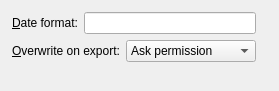
First picture: the form in src/frontends/qt4/ui/PrefOutputUi.ui, repository rpavlik/lyx-lucid-backport, before the edit.
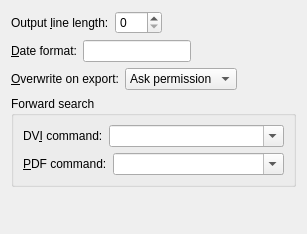
Second picture: the form after the edit.

```diff
--- a/src/frontends/qt4/ui/PrefOutputUi.ui
+++ b/src/frontends/qt4/ui/PrefOutputUi.ui
@@ -1,63 +1,66 @@
 <ui version="4.0">
  <class>PrefOutputUi</class>
- <widget class="QWidget" name="PrefOutputUi">
-  <property name="geometry">
+ <widget class="QWidget" name="PrefOutputUi" >
+  <property name="geometry" >
    <rect>
     <x>0</x>
     <y>0</y>
-    <width>279</width>
-    <height>91</height>
+    <width>307</width>
+    <height>234</height>
    </rect>
   </property>
-  <property name="sizePolicy">
-   <sizepolicy>
-    <hsizetype>7</hsizetype>
-    <vsizetype>0</vsizetype>
-    <horstretch>0</horstretch>
-    <verstretch>0</verstretch>
-   </sizepolicy>
-  </property>
-  <property name="windowTitle">
+  <property name="windowTitle" >
    <string/>
   </property>
-  <widget class="QWidget" name="layoutWidget">
-   <property name="geometry">
-    <rect>
-     <x>12</x>
-     <y>12</y>
-     <width>244</width>
-     <height>78</height>
-    </rect>
-   </property>
-   <layout class="QVBoxLayout">
-    <property name="spacing">
-     <number>6</number>
-    </property>
-    <property name="sizeConstraint">
-     <enum>QLayout::SetMinimumSize</enum>
-    </property>
-    <property name="margin">
-     <number>0</number>
-    </property>
+  <layout class="QVBoxLayout" name="verticalLayout_2" >
     <item>
-     <layout class="QHBoxLayout">
-      <property name="spacing">
-       <number>6</number>
-      </property>
-      <property name="margin">
-       <number>0</number>
-      </property>
+    <layout class="QHBoxLayout" name="horizontalLayout_2" >
+     <item>
+      <widget class="QLabel" name="plaintextLinelengthLA" >
+       <property name="text" >
+        <string>Output &amp;line length:</string>
+       </property>
+       <property name="buddy" >
+        <cstring>plaintextLinelengthSB</cstring>
+       </property>
+      </widget>
+     </item>
       <item>
-       <widget class="QLabel" name="DateLA">
-        <property name="sizePolicy">
-         <sizepolicy>
-          <hsizetype>5</hsizetype>
-          <vsizetype>5</vsizetype>
+      <widget class="QSpinBox" name="plaintextLinelengthSB" >
+       <property name="sizePolicy" >
+        <sizepolicy vsizetype="Fixed" hsizetype="Fixed" >
           <horstretch>0</horstretch>
           <verstretch>0</verstretch>
          </sizepolicy>
         </property>
-        <property name="text">
+       <property name="toolTip" >
+        <string>The maximum line length of exported plain text/LaTeX/SGML files. If set to 0, paragraphs are output in a single line; if the line length is > 0, paragraphs are separated by a blank line.</string>
+       </property>
+       <property name="maximum" >
+        <number>120</number>
+       </property>
+      </widget>
+     </item>
+     <item>
+      <spacer name="horizontalSpacer_2" >
+       <property name="orientation" >
+        <enum>Qt::Horizontal</enum>
+       </property>
+       <property name="sizeHint" stdset="0" >
+        <size>
+         <width>40</width>
+         <height>20</height>
+        </size>
+       </property>
+      </spacer>
+     </item>
+    </layout>
+   </item>
+   <item>
+    <layout class="QHBoxLayout" name="horizontalLayout" >
+     <item>
+      <widget class="QLabel" name="DateLA" >
+       <property name="text" >
          <string>&amp;Date format:</string>
         </property>
         <property name="buddy">
@@ -66,32 +69,37 @@
        </widget>
       </item>
       <item>
-       <widget class="QLineEdit" name="DateED">
-        <property name="toolTip">
+      <widget class="QLineEdit" name="DateED" >
+       <property name="sizePolicy" >
+        <sizepolicy vsizetype="Fixed" hsizetype="Fixed" >
+         <horstretch>0</horstretch>
+         <verstretch>0</verstretch>
+        </sizepolicy>
+       </property>
+       <property name="toolTip" >
          <string>Date format for strftime output</string>
         </property>
        </widget>
       </item>
+     <item>
+      <spacer name="horizontalSpacer" >
+       <property name="orientation" >
+        <enum>Qt::Horizontal</enum>
+       </property>
+       <property name="sizeHint" stdset="0" >
+        <size>
+         <width>40</width>
+         <height>20</height>
+        </size>
+       </property>
+      </spacer>
+     </item>
      </layout>
     </item>
     <item>
-     <layout class="QHBoxLayout">
-      <property name="spacing">
-       <number>6</number>
-      </property>
-      <property name="margin">
-       <number>0</number>
-      </property>
+    <layout class="QHBoxLayout" name="horizontalLayout_4">
       <item>
-       <widget class="QLabel" name="label">
-        <property name="sizePolicy">
-         <sizepolicy>
-          <hsizetype>5</hsizetype>
-          <vsizetype>5</vsizetype>
-          <horstretch>0</horstretch>
-          <verstretch>0</verstretch>
-         </sizepolicy>
-        </property>
+      <widget class="QLabel" name="label_3">
         <property name="text">
          <string>&amp;Overwrite on export:</string>
         </property>
@@ -102,17 +110,6 @@
       </item>
       <item>
        <widget class="QComboBox" name="overwriteCO">
-        <property name="sizePolicy">
-         <sizepolicy>
-          <hsizetype>7</hsizetype>
-          <vsizetype>0</vsizetype>
-          <horstretch>0</horstretch>
-          <verstretch>0</verstretch>
-         </sizepolicy>
-        </property>
-        <property name="toolTip">
-         <string>What to do when existing files are going to be overwritten on export.</string>
-        </property>
         <item>
          <property name="text">
           <string>Ask permission</string>
@@ -128,28 +125,127 @@
           <string>All files</string>
          </property>
         </item>
-       </widget>
-      </item>
-     </layout>
-    </item>
+       <property name="toolTip" >
+        <string>What to do when existing files are going to be overwritten on export.</string>
+       </property>
+      </widget>
+     </item>
     <item>
-     <spacer>
+      <spacer name="horizontalSpacer_3">
       <property name="orientation">
-       <enum>Qt::Vertical</enum>
-      </property>
-      <property name="sizeType">
-       <enum>QSizePolicy::Expanding</enum>
+        <enum>Qt::Horizontal</enum>
       </property>
       <property name="sizeHint" stdset="0">
        <size>
+         <width>40</width>
+         <height>20</height>
+        </size>
+       </property>
+      </spacer>
+     </item>
+    </layout>
+   </item>
+   <item>
+    <widget class="QGroupBox" name="groupBox" >
+     <property name="title" >
+      <string>Forward search</string>
+     </property>
+     <property name="flat" >
+      <bool>true</bool>
+     </property>
+     <property name="checkable" >
+      <bool>false</bool>
+     </property>
+     <layout class="QVBoxLayout" name="verticalLayout" >
+      <item>
+       <layout class="QHBoxLayout" name="horizontalLayout_3" >
+        <item>
+         <widget class="QLabel" name="label" >
+          <property name="sizePolicy" >
+           <sizepolicy vsizetype="Preferred" hsizetype="Preferred" >
+            <horstretch>0</horstretch>
+            <verstretch>0</verstretch>
+           </sizepolicy>
+          </property>
+          <property name="text" >
+           <string>DV&amp;I command:</string>
+          </property>
+          <property name="buddy" >
+           <cstring>dviCB</cstring>
+          </property>
+         </widget>
+        </item>
+        <item>
+         <widget class="QComboBox" name="dviCB" >
+          <property name="sizePolicy" >
+           <sizepolicy vsizetype="Fixed" hsizetype="MinimumExpanding" >
+            <horstretch>0</horstretch>
+            <verstretch>0</verstretch>
+           </sizepolicy>
+          </property>
+          <property name="editable" >
+           <bool>true</bool>
+          </property>
+          <property name="sizeAdjustPolicy" >
+           <enum>QComboBox::AdjustToMinimumContentsLength</enum>
+          </property>
+         </widget>
+        </item>
+       </layout>
+      </item>
+      <item>
+       <layout class="QHBoxLayout" name="horizontalLayout_5" >
+        <item>
+         <widget class="QLabel" name="label_2" >
+          <property name="sizePolicy" >
+           <sizepolicy vsizetype="Preferred" hsizetype="Preferred" >
+            <horstretch>0</horstretch>
+            <verstretch>0</verstretch>
+           </sizepolicy>
+          </property>
+          <property name="text" >
+           <string>&amp;PDF command:</string>
+          </property>
+          <property name="buddy" >
+           <cstring>pdfCB</cstring>
+          </property>
+         </widget>
+        </item>
+        <item>
+         <widget class="QComboBox" name="pdfCB" >
+          <property name="sizePolicy" >
+           <sizepolicy vsizetype="Fixed" hsizetype="MinimumExpanding" >
+            <horstretch>0</horstretch>
+            <verstretch>0</verstretch>
+           </sizepolicy>
+          </property>
+          <property name="editable" >
+           <bool>true</bool>
+          </property>
+          <property name="sizeAdjustPolicy" >
+           <enum>QComboBox::AdjustToMinimumContentsLength</enum>
+          </property>
+         </widget>
+        </item>
+       </layout>
+      </item>
+     </layout>
+    </widget>
+   </item>
+   <item>
+    <spacer name="verticalSpacer" >
+     <property name="orientation" >
+      <enum>Qt::Vertical</enum>
+     </property>
+     <property name="sizeHint" stdset="0" >
+      <size>
         <width>20</width>
-        <height>20</height>
+       <height>40</height>
        </size>
       </property>
      </spacer>
     </item>
    </layout>
-  </widget>
  </widget>
  <includes>
   <include location="local">qt_i18n.h</include>
```
Left out of the diff: 6 changed lines with no effect on the pictures. Lines whose indentation alone changed are shown as unchanged.
